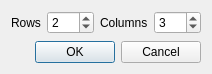
Qt form sources/repository/soundfont/editor/editordialoginserttable.ui (davy7125/polyphone) before a commit.
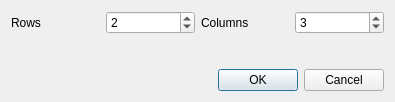
The same form after that commit. Icons and pictures are not drawn.

What changed in the file:
```diff
--- a/sources/repository/soundfont/editor/editordialoginserttable.ui
+++ b/sources/repository/soundfont/editor/editordialoginserttable.ui
@@ -6,8 +6,8 @@
    <rect>
     <x>0</x>
     <y>0</y>
-    <width>212</width>
-    <height>74</height>
+    <width>395</width>
+    <height>102</height>
    </rect>
   </property>
   <property name="windowTitle">
```
Left out of the diff: 8 changed lines with no effect on the pictures.
